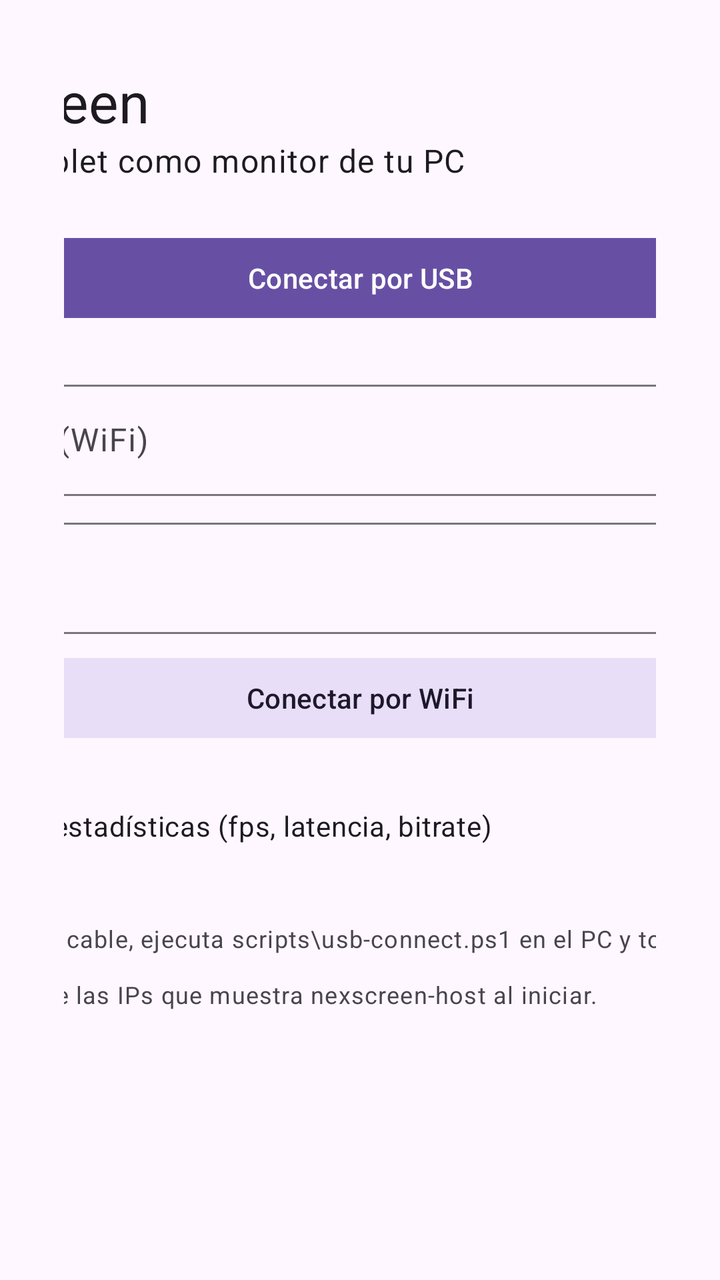
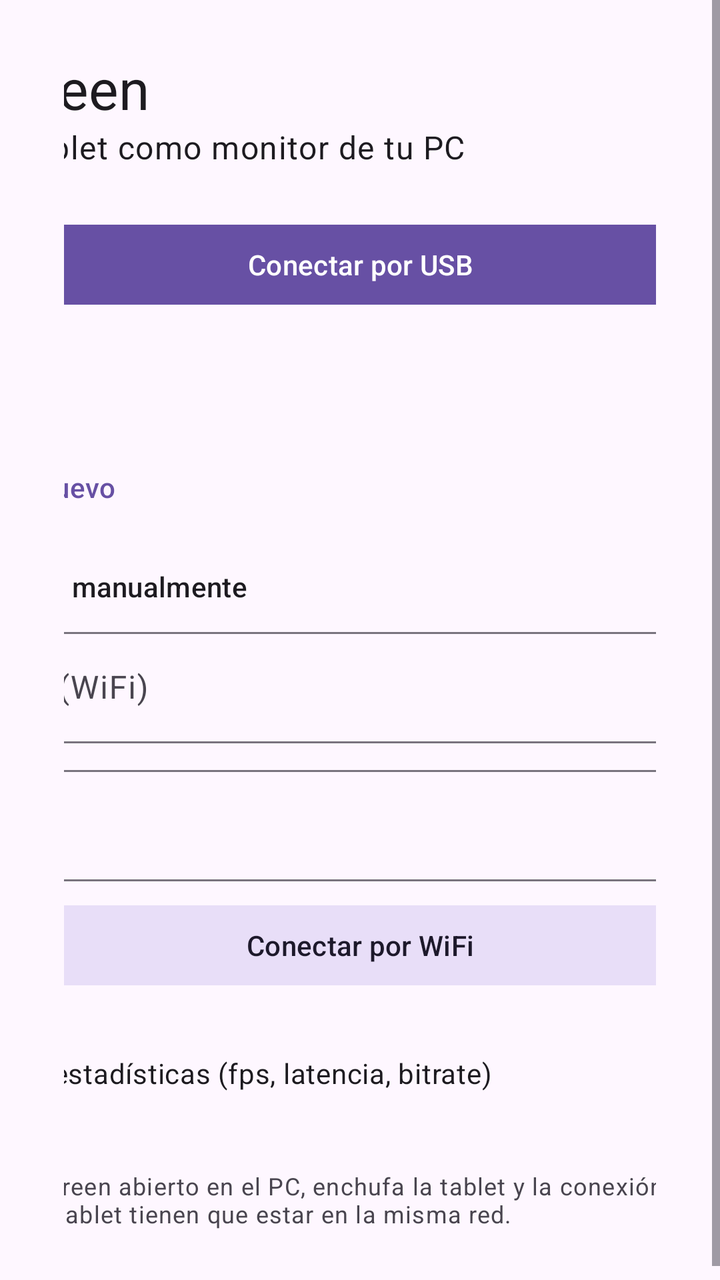

Compare the two renders of this Android layout. The source of the first and the diff that turns it into the second are given below.
<!-- AndroidManifest.xml: application theme Theme.NexScreen -->
<!-- res/layout/activity_main.xml -->
<?xml version="1.0" encoding="utf-8"?>
<ScrollView xmlns:android="http://schemas.android.com/apk/res/android"
    android:layout_width="match_parent"
    android:layout_height="match_parent"
    android:fillViewport="true">

    <LinearLayout
        android:layout_width="match_parent"
        android:layout_height="wrap_content"
        android:layout_gravity="center"
        android:gravity="center_horizontal"
        android:orientation="vertical"
        android:padding="32dp">

        <LinearLayout
            android:layout_width="480dp"
            android:layout_height="wrap_content"
            android:orientation="vertical">

            <TextView
                android:layout_width="wrap_content"
                android:layout_height="wrap_content"
                android:text="@string/app_name"
                android:textAppearance="?attr/textAppearanceHeadlineMedium" />

            <TextView
                android:layout_width="wrap_content"
                android:layout_height="wrap_content"
                android:layout_marginBottom="24dp"
                android:text="@string/main_subtitle"
                android:textAppearance="?attr/textAppearanceBodyLarge" />

            <com.google.android.material.button.MaterialButton
                android:id="@+id/connectUsb"
                android:layout_width="match_parent"
                android:layout_height="wrap_content"
                android:text="@string/connect_usb" />

            <com.google.android.material.textfield.TextInputLayout
                style="@style/Widget.Material3.TextInputLayout.OutlinedBox"
                android:layout_width="match_parent"
                android:layout_height="wrap_content"
                android:layout_marginTop="24dp"
                android:hint="@string/host_hint">

                <com.google.android.material.textfield.TextInputEditText
                    android:id="@+id/hostInput"
                    android:layout_width="match_parent"
                    android:layout_height="wrap_content"
                    android:imeOptions="actionGo"
                    android:inputType="textUri"
                    android:maxLines="1" />
            </com.google.android.material.textfield.TextInputLayout>

            <com.google.android.material.textfield.TextInputLayout
                style="@style/Widget.Material3.TextInputLayout.OutlinedBox"
                android:layout_width="match_parent"
                android:layout_height="wrap_content"
                android:layout_marginTop="8dp"
                android:hint="@string/port_hint">

                <com.google.android.material.textfield.TextInputEditText
                    android:id="@+id/portInput"
                    android:layout_width="match_parent"
                    android:layout_height="wrap_content"
                    android:inputType="number"
                    android:maxLines="1" />
            </com.google.android.material.textfield.TextInputLayout>

            <com.google.android.material.button.MaterialButton
                android:id="@+id/connectWifi"
                style="@style/Widget.Material3.Button.TonalButton"
                android:layout_width="match_parent"
                android:layout_height="wrap_content"
                android:layout_marginTop="8dp"
                android:text="@string/connect_wifi" />

            <com.google.android.material.checkbox.MaterialCheckBox
                android:id="@+id/showStats"
                android:layout_width="wrap_content"
                android:layout_height="wrap_content"
                android:layout_marginTop="16dp"
                android:text="@string/show_stats" />

            <TextView
                android:layout_width="match_parent"
                android:layout_height="wrap_content"
                android:layout_marginTop="24dp"
                android:text="@string/main_help"
                android:textAppearance="?attr/textAppearanceBodySmall" />
        </LinearLayout>
    </LinearLayout>
</ScrollView>
<!-- resources referenced by this layout -->
<resources>
  <string name="app_name">NexScreen</string>
  <string name="connect_usb">Conectar por USB</string>
  <string name="connect_wifi">Conectar por WiFi</string>
  <string name="host_hint">IP del PC (WiFi)</string>
  <string name="main_help">USB: conecta el cable, ejecuta scripts\\usb-connect.ps1 en el PC y toca \"Conectar por USB\".\nWiFi: usa una de las IPs que muestra nexscreen-host al iniciar.</string>
  <string name="main_subtitle">Usa esta tablet como monitor de tu PC</string>
  <string name="port_hint">Puerto</string>
  <string name="show_stats">Mostrar estadísticas (fps, latencia, bitrate)</string>
  <style name="Theme.NexScreen" parent="Theme.Material3.DayNight.NoActionBar" />
</resources>

<!-- the commit's change to res/layout/activity_main.xml (unified diff, before → after) -->
@@ -36,11 +36,45 @@
                 android:layout_height="wrap_content"
                 android:text="@string/connect_usb" />
 
+            <TextView
+                android:layout_width="wrap_content"
+                android:layout_height="wrap_content"
+                android:layout_marginTop="24dp"
+                android:text="@string/discovery_title"
+                android:textAppearance="?attr/textAppearanceTitleSmall" />
+
+            <LinearLayout
+                android:id="@+id/discoveredHosts"
+                android:layout_width="match_parent"
+                android:layout_height="wrap_content"
+                android:orientation="vertical" />
+
+            <TextView
+                android:id="@+id/discoveryStatus"
+                android:layout_width="match_parent"
+                android:layout_height="wrap_content"
+                android:layout_marginTop="4dp"
+                android:textAppearance="?attr/textAppearanceBodySmall" />
+
+            <com.google.android.material.button.MaterialButton
+                android:id="@+id/rescan"
+                style="@style/Widget.Material3.Button.TextButton"
+                android:layout_width="wrap_content"
+                android:layout_height="wrap_content"
+                android:text="@string/discovery_rescan" />
+
+            <TextView
+                android:layout_width="wrap_content"
+                android:layout_height="wrap_content"
+                android:layout_marginTop="16dp"
+                android:text="@string/manual_title"
+                android:textAppearance="?attr/textAppearanceTitleSmall" />
+
             <com.google.android.material.textfield.TextInputLayout
                 style="@style/Widget.Material3.TextInputLayout.OutlinedBox"
                 android:layout_width="match_parent"
                 android:layout_height="wrap_content"
-                android:layout_marginTop="24dp"
+                android:layout_marginTop="8dp"
                 android:hint="@string/host_hint">
 
                 <com.google.android.material.textfield.TextInputEditText
<!-- resource entries referenced after the edit -->
@@ -3,9 +3,12 @@
   <string name="app_name">NexScreen</string>
   <string name="connect_usb">Conectar por USB</string>
   <string name="connect_wifi">Conectar por WiFi</string>
+  <string name="discovery_rescan">Buscar de nuevo</string>
+  <string name="discovery_title">PCs en la red</string>
   <string name="host_hint">IP del PC (WiFi)</string>
-  <string name="main_help">USB: conecta el cable, ejecuta scripts\\usb-connect.ps1 en el PC y toca \"Conectar por USB\".\nWiFi: usa una de las IPs que muestra nexscreen-host al iniciar.</string>
+  <string name="main_help">USB: con NexScreen abierto en el PC, enchufa la tablet y la conexión arranca sola.\nWiFi: el PC y la tablet tienen que estar en la misma red.</string>
   <string name="main_subtitle">Usa esta tablet como monitor de tu PC</string>
+  <string name="manual_title">O ingresa la IP manualmente</string>
   <string name="port_hint">Puerto</string>
   <string name="show_stats">Mostrar estadísticas (fps, latencia, bitrate)</string>
   <style name="Theme.NexScreen" parent="Theme.Material3.DayNight.NoActionBar" />
